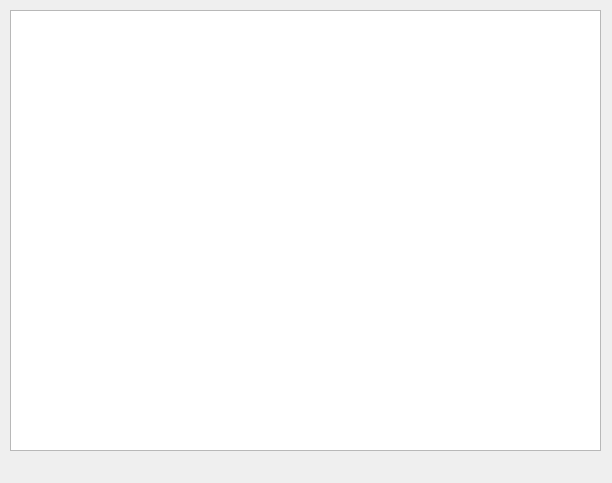
This is main.ui in macarell228/coffee as Qt 5 draws it before an edit. The edited form follows.
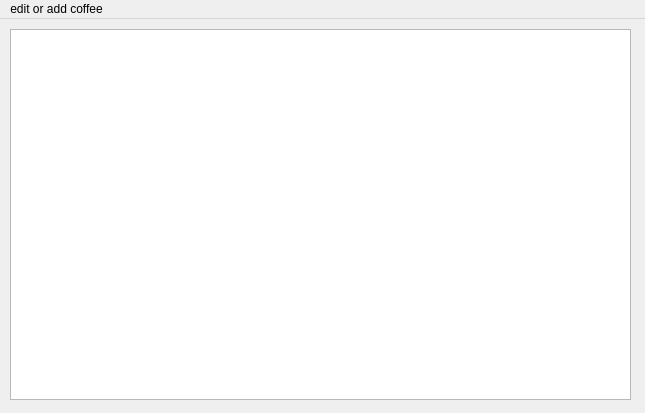
This is the edited form.

```diff
--- a/main.ui
+++ b/main.ui
@@ -6,8 +6,8 @@
    <rect>
     <x>0</x>
     <y>0</y>
-    <width>612</width>
-    <height>483</height>
+    <width>645</width>
+    <height>413</height>
    </rect>
   </property>
   <property name="windowTitle">
@@ -15,16 +15,41 @@
   </property>
   <widget class="QWidget" name="centralwidget">
    <widget class="QTableWidget" name="tableWidget">
+    <property name="enabled">
+     <bool>true</bool>
+    </property>
     <property name="geometry">
      <rect>
       <x>10</x>
       <y>10</y>
-      <width>591</width>
-      <height>441</height>
+      <width>621</width>
+      <height>371</height>
      </rect>
     </property>
    </widget>
   </widget>
+  <widget class="QMenuBar" name="menubar">
+   <property name="geometry">
+    <rect>
+     <x>0</x>
+     <y>0</y>
+     <width>645</width>
+     <height>21</height>
+    </rect>
+   </property>
+   <widget class="QMenu" name="menu">
+    <property name="title">
+     <string>edit or add coffee</string>
+    </property>
+    <addaction name="edit_or_add_coffee"/>
+   </widget>
+   <addaction name="menu"/>
+  </widget>
+  <action name="edit_or_add_coffee">
+   <property name="text">
+    <string>go to form</string>
+   </property>
+  </action>
  </widget>
  <resources/>
  <connections/>
```
